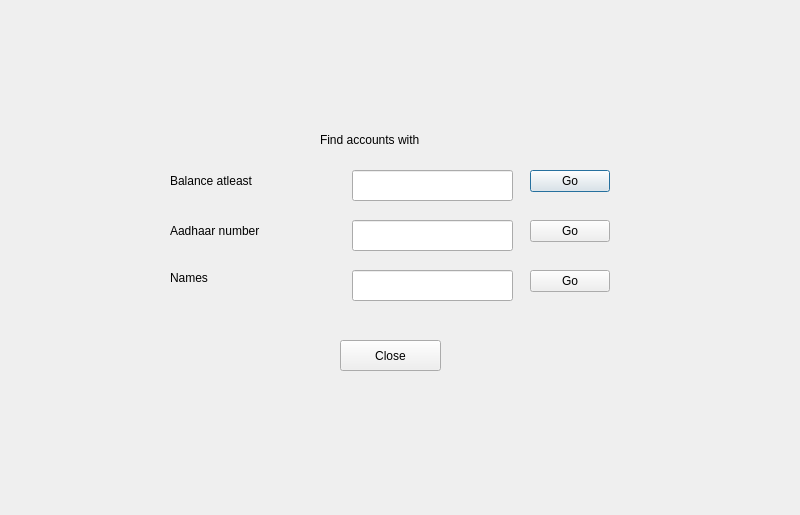
cs18b047/BMS, file ui/admin.ui: the form before one commit.
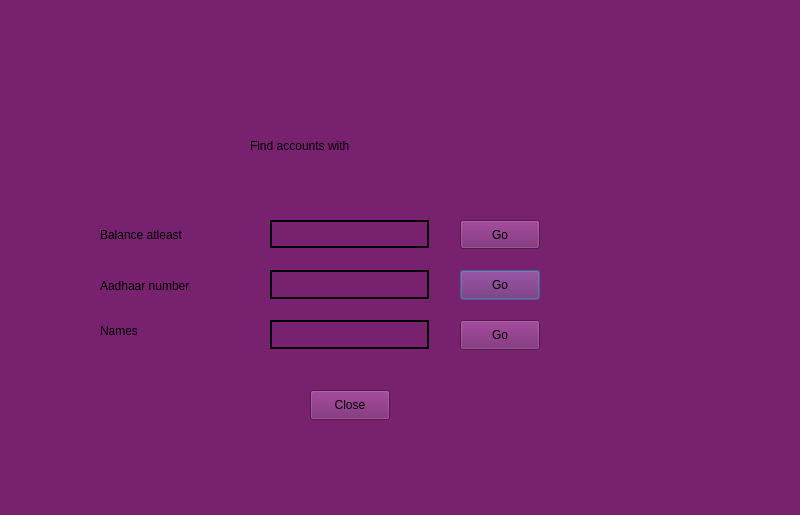
The form after the commit.

What changed in the file:
```diff
--- a/ui/admin.ui
+++ b/ui/admin.ui
@@ -13,36 +13,19 @@
   <property name="windowTitle">
    <string>Dialog</string>
   </property>
-  <widget class="QLabel" name="label">
-   <property name="geometry">
-    <rect>
-     <x>170</x>
-     <y>160</y>
-     <width>211</width>
-     <height>41</height>
-    </rect>
-   </property>
-   <property name="text">
-    <string>Balance atleast</string>
-   </property>
-  </widget>
-  <widget class="QLineEdit" name="balancestand">
-   <property name="geometry">
-    <rect>
-     <x>352</x>
-     <y>170</y>
-     <width>161</width>
-     <height>31</height>
-    </rect>
-   </property>
-  </widget>
+  <property name="styleSheet">
+   <string notr="true">background-color: rgb(119, 33, 111);
+selection-color: rgb(0, 0, 0);
+font: 63 11pt &quot;URW Gothic&quot;;
+</string>
+  </property>
   <widget class="QLabel" name="label_2">
    <property name="geometry">
     <rect>
-     <x>170</x>
-     <y>220</y>
-     <width>201</width>
-     <height>21</height>
+     <x>100</x>
+     <y>270</y>
+     <width>161</width>
+     <height>31</height>
     </rect>
    </property>
    <property name="text">
@@ -52,20 +35,23 @@
   <widget class="QLineEdit" name="aadhaarstand">
    <property name="geometry">
     <rect>
-     <x>352</x>
-     <y>220</y>
-     <width>161</width>
-     <height>31</height>
+     <x>270</x>
+     <y>270</y>
+     <width>159</width>
+     <height>29</height>
     </rect>
    </property>
+   <property name="styleSheet">
+    <string notr="true">border: 2px solid black;</string>
+   </property>
   </widget>
   <widget class="QLabel" name="label_3">
    <property name="geometry">
     <rect>
-     <x>170</x>
-     <y>270</y>
-     <width>201</width>
-     <height>16</height>
+     <x>100</x>
+     <y>320</y>
+     <width>57</width>
+     <height>21</height>
     </rect>
    </property>
    <property name="text">
@@ -75,33 +61,23 @@
   <widget class="QLineEdit" name="namestand">
    <property name="geometry">
     <rect>
-     <x>352</x>
-     <y>270</y>
-     <width>161</width>
-     <height>31</height>
+     <x>270</x>
+     <y>320</y>
+     <width>159</width>
+     <height>29</height>
     </rect>
    </property>
-  </widget>
-  <widget class="QPushButton" name="balancebutton">
-   <property name="geometry">
-    <rect>
-     <x>530</x>
-     <y>170</y>
-     <width>80</width>
-     <height>22</height>
-    </rect>
-   </property>
-   <property name="text">
-    <string>Go</string>
+   <property name="styleSheet">
+    <string notr="true">border: 2px solid black;</string>
    </property>
   </widget>
   <widget class="QPushButton" name="aadhaarbutton">
    <property name="geometry">
     <rect>
-     <x>530</x>
-     <y>220</y>
+     <x>460</x>
+     <y>270</y>
      <width>80</width>
-     <height>22</height>
+     <height>30</height>
     </rect>
    </property>
    <property name="text">
@@ -111,10 +87,62 @@
   <widget class="QPushButton" name="namebutton">
    <property name="geometry">
     <rect>
-     <x>530</x>
-     <y>270</y>
+     <x>460</x>
+     <y>320</y>
      <width>80</width>
-     <height>22</height>
+     <height>30</height>
+    </rect>
+   </property>
+   <property name="text">
+    <string>Go</string>
+   </property>
+  </widget>
+  <widget class="QPushButton" name="closebutton">
+   <property name="geometry">
+    <rect>
+     <x>310</x>
+     <y>390</y>
+     <width>80</width>
+     <height>30</height>
+    </rect>
+   </property>
+   <property name="text">
+    <string>Close</string>
+   </property>
+  </widget>
+  <widget class="QLineEdit" name="balancestand">
+   <property name="geometry">
+    <rect>
+     <x>270</x>
+     <y>220</y>
+     <width>159</width>
+     <height>28</height>
+    </rect>
+   </property>
+   <property name="styleSheet">
+    <string notr="true">border: 2px solid black;</string>
+   </property>
+  </widget>
+  <widget class="QLabel" name="label">
+   <property name="geometry">
+    <rect>
+     <x>100</x>
+     <y>219</y>
+     <width>151</width>
+     <height>31</height>
+    </rect>
+   </property>
+   <property name="text">
+    <string>Balance atleast</string>
+   </property>
+  </widget>
+  <widget class="QPushButton" name="balancebutton">
+   <property name="geometry">
+    <rect>
+     <x>460</x>
+     <y>220</y>
+     <width>80</width>
+     <height>29</height>
     </rect>
    </property>
    <property name="text">
@@ -124,29 +152,19 @@
   <widget class="QLabel" name="label_4">
    <property name="geometry">
     <rect>
-     <x>320</x>
+     <x>250</x>
      <y>130</y>
-     <width>201</width>
-     <height>20</height>
+     <width>231</width>
+     <height>31</height>
     </rect>
    </property>
+   <property name="styleSheet">
+    <string notr="true">font: 63 15pt &quot;URW Gothic&quot;;</string>
+   </property>
    <property name="text">
     <string>Find accounts with</string>
    </property>
   </widget>
-  <widget class="QPushButton" name="closebutton">
-   <property name="geometry">
-    <rect>
-     <x>340</x>
-     <y>340</y>
-     <width>101</width>
-     <height>31</height>
-    </rect>
-   </property>
-   <property name="text">
-    <string>Close</string>
-   </property>
-  </widget>
  </widget>
  <resources/>
  <connections/>
```
